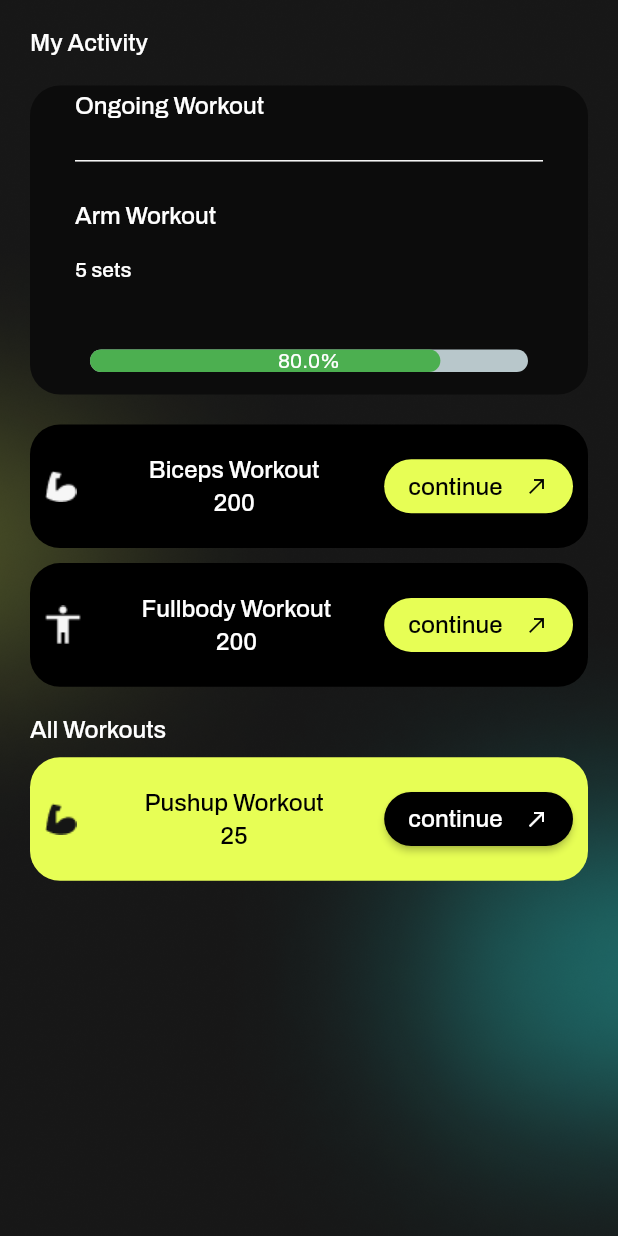
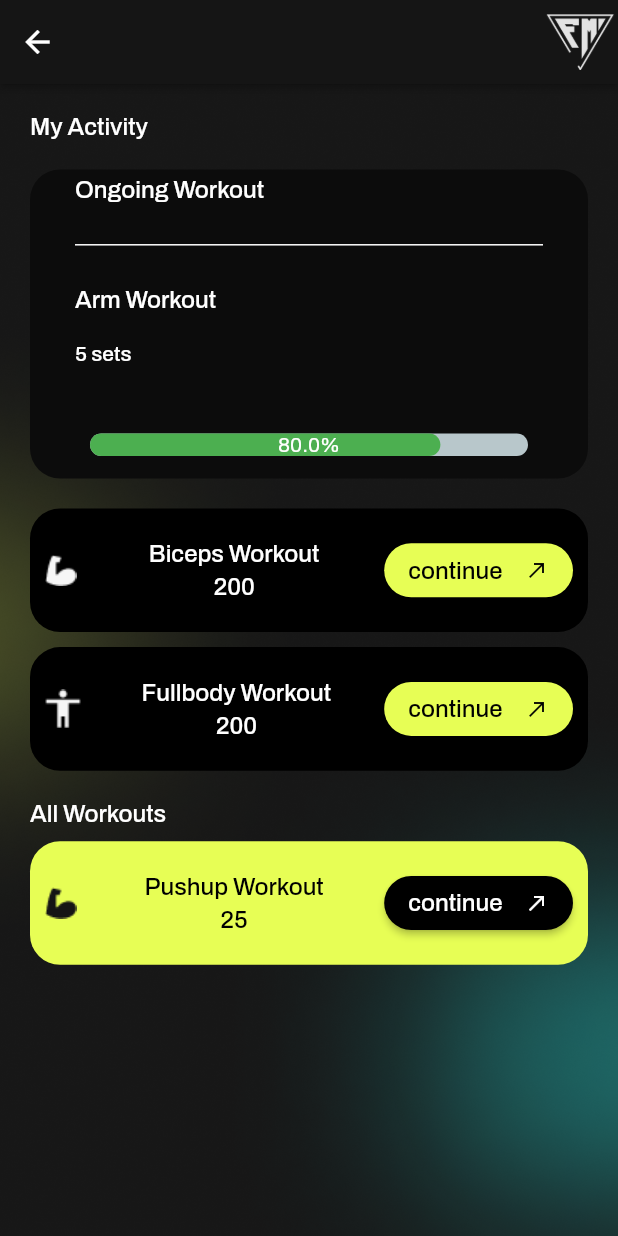
Before and after one commit to athul-rx/FitMate, a Flutter app: the Dashboard screen opened directly, scrolled down 178 dp, after a tap on "Complete Workout", on a phone screen of 412 x 824 dp. Run offline on Flutter 3.47's test engine with Material 2 defaults, Android fonts, the phone set to English and light mode, and no system bars; drawn by our look-alikes of percent_indicator; our stand-ins replace camera, charts_flutter, cloud_firestore, confetti, curved_navigation_bar, date_time_picker and 10 more; missing offline and left inert: google_ml_kit, google_mlkit_commons, google_mlkit_pose_detection, sign_button; accounts and stored records are empty.

```diff
--- a/lib/Screens/dashboard.dart
+++ b/lib/Screens/dashboard.dart
@@ -3,6 +3,7 @@ import 'dart:math';
 import 'dart:developer';
 import 'package:confetti/confetti.dart';
 import 'package:firebase_auth/firebase_auth.dart';
+import 'package:sensors_plus/sensors_plus.dart';
 import 'package:fitmate/Screens/activity.dart';
 import 'package:fitmate/Screens/profile_screen.dart';
 import 'package:fitmate/Screens/workout_page1.dart';
@@ -12,7 +13,7 @@ import 'package:glassmorphism/glassmorphism.dart';
 import 'package:cloud_firestore/cloud_firestore.dart';
 import 'package:google_fonts/google_fonts.dart';
 import 'package:percent_indicator/percent_indicator.dart';
-import 'package:sensors/sensors.dart';
+// import 'package:sensors/sensors.dart';
 import 'package:shared_preferences/shared_preferences.dart';
 
 class Dashboard extends StatefulWidget {
@@ -140,32 +141,24 @@ class _DashboardState extends State<Dashboard> {
             backgroundColor: const Color.fromARGB(255, 21, 21, 21),
             elevation: 2,
             leadingWidth: 50,
-            leading: Image.asset(
+            actions: [
+              Image.asset(
                 'assets/images/logo1.png',
                 width: 50,
                 height: 50,
               ),
-            actions: [
-              IconButton(
-                onPressed: () {
-                  Navigator.push(
-                    context,
-                    MaterialPageRoute(builder: (context) => ProfileScreen()),
-                  );
-                },
-                icon: const Icon(
-                  Icons.person,
-                  color: Colors.white,
-                ),
-              ),
             ]),
-        body: Stack(
+        body: StreamBuilder<AccelerometerEvent>(
+            stream: SensorsPlatform.instance.accelerometerEvents,
+            builder: (context, snapshot) {
+              return Stack(
                 alignment: Alignment.center,
                 children: [
                   Container(
                     width: double.infinity,
                     height: MediaQuery.of(context).size.height,
-              padding: const EdgeInsets.symmetric(horizontal: 30, vertical: 20),
+                    padding: const EdgeInsets.symmetric(
+                        horizontal: 30, vertical: 20),
                     decoration: const BoxDecoration(
                       image: DecorationImage(
                         image: AssetImage('assets/images/background.png'),
@@ -220,7 +213,6 @@ class _DashboardState extends State<Dashboard> {
                                     width: 120,
                                     child: CircularProgressIndicator(
                                       value: 0.75,
-
                                       strokeWidth: 8,
                                       backgroundColor:
                                           Color.fromARGB(255, 0, 255, 148),
@@ -230,7 +222,8 @@ class _DashboardState extends State<Dashboard> {
                                     ),
                                   ),
                                   Column(
-                              mainAxisAlignment: MainAxisAlignment.spaceEvenly,
+                                    mainAxisAlignment:
+                                        MainAxisAlignment.spaceEvenly,
                                     children: [
                                       const Icon(Icons.directions_walk,
                                           color: Colors.white),
@@ -256,11 +249,13 @@ class _DashboardState extends State<Dashboard> {
                                 ],
                               ),
                               Row(
-                          mainAxisAlignment: MainAxisAlignment.spaceBetween,
+                                mainAxisAlignment:
+                                    MainAxisAlignment.spaceBetween,
                                 children: [
                                   //for calories
                                   Row(
-                              mainAxisAlignment: MainAxisAlignment.spaceBetween,
+                                    mainAxisAlignment:
+                                        MainAxisAlignment.spaceBetween,
                                     children: [
                                       Row(
                                         children: [
@@ -274,7 +269,8 @@ class _DashboardState extends State<Dashboard> {
                                                 CrossAxisAlignment.start,
                                             children: [
                                               Text(
-                                          caloriesBurned.toStringAsFixed(2),
+                                                caloriesBurned
+                                                    .toStringAsFixed(2),
                                                 style: GoogleFonts.archivo(
                                                   color: Colors.white,
                                                   fontSize: 20,
@@ -284,8 +280,8 @@ class _DashboardState extends State<Dashboard> {
                                               Text(
                                                 "Calories ",
                                                 style: GoogleFonts.archivo(
-                                            color:
-                                                Colors.white.withOpacity(0.7),
+                                                  color: Colors.white
+                                                      .withOpacity(0.7),
                                                   fontSize: 15,
                                                   letterSpacing: 2,
                                                 ),
@@ -307,7 +303,8 @@ class _DashboardState extends State<Dashboard> {
                                   //for steps
 
                                   Row(
-                              mainAxisAlignment: MainAxisAlignment.spaceBetween,
+                                    mainAxisAlignment:
+                                        MainAxisAlignment.spaceBetween,
                                     children: [
                                       Row(
                                         children: [
@@ -331,8 +328,8 @@ class _DashboardState extends State<Dashboard> {
                                               Text(
                                                 "Daily Goal",
                                                 style: GoogleFonts.archivo(
-                                            color:
-                                                Colors.white.withOpacity(0.7),
+                                                  color: Colors.white
+                                                      .withOpacity(0.7),
                                                   fontSize: 15,
                                                   letterSpacing: 2,
                                                 ),
@@ -359,18 +356,22 @@ class _DashboardState extends State<Dashboard> {
                                 Navigator.push(
                                     context,
                                     MaterialPageRoute(
-                                  builder: (context) => const ActivityPage()));
+                                        builder: (context) =>
+                                            const ActivityPage()));
                               },
                               child: Container(
                                 width: MediaQuery.of(context).size.width / 2.5,
                                 height: MediaQuery.of(context).size.height / 4,
-                          padding: const EdgeInsets.symmetric(horizontal: 20),
+                                padding:
+                                    const EdgeInsets.symmetric(horizontal: 20),
                                 decoration: BoxDecoration(
-                            color: const Color.fromARGB(255, 231, 254, 85),
+                                  color:
+                                      const Color.fromARGB(255, 231, 254, 85),
                                   borderRadius: BorderRadius.circular(20),
                                 ),
                                 child: Column(
-                            mainAxisAlignment: MainAxisAlignment.spaceEvenly,
+                                  mainAxisAlignment:
+                                      MainAxisAlignment.spaceEvenly,
                                   children: [
                                     Text(
                                       "Daily Progress",
@@ -414,7 +415,8 @@ class _DashboardState extends State<Dashboard> {
                                         Text(
                                           "Hours",
                                           style: GoogleFonts.archivo(
-                                      color: Colors.black.withOpacity(0.7),
+                                            color:
+                                                Colors.black.withOpacity(0.7),
                                             fontSize: 15,
                                             fontWeight: FontWeight.w500,
                                             letterSpacing: 2,
@@ -429,13 +431,15 @@ class _DashboardState extends State<Dashboard> {
                             Container(
                               width: MediaQuery.of(context).size.width / 2.5,
                               height: MediaQuery.of(context).size.height / 3.5,
-                        padding: const EdgeInsets.symmetric(horizontal: 20),
+                              padding:
+                                  const EdgeInsets.symmetric(horizontal: 20),
                               decoration: BoxDecoration(
                                 color: const Color.fromARGB(255, 38, 233, 229),
                                 borderRadius: BorderRadius.circular(20),
                               ),
                               child: Column(
-                          mainAxisAlignment: MainAxisAlignment.spaceEvenly,
+                                mainAxisAlignment:
+                                    MainAxisAlignment.spaceEvenly,
                                 children: [
                                   Text(
                                     "Calories",
@@ -456,16 +460,17 @@ class _DashboardState extends State<Dashboard> {
                                         child: CircularProgressIndicator(
                                           value: 0.5,
                                           strokeWidth: 8,
-                                    backgroundColor:
-                                        const Color.fromARGB(255, 179, 172, 172)
+                                          backgroundColor: const Color.fromARGB(
+                                                  255, 179, 172, 172)
                                               .withOpacity(0.7),
                                           valueColor:
-                                        const AlwaysStoppedAnimation<Color>(
-                                            Colors.black),
+                                              const AlwaysStoppedAnimation<
+                                                  Color>(Colors.black),
                                         ),
                                       ),
                                       Column(
-                                  mainAxisAlignment: MainAxisAlignment.center,
+                                        mainAxisAlignment:
+                                            MainAxisAlignment.center,
                                         children: [
                                           const Icon(
                                             Icons.local_fire_department,
@@ -483,7 +488,8 @@ class _DashboardState extends State<Dashboard> {
                                           Text(
                                             "Cal",
                                             style: GoogleFonts.archivo(
-                                        color: Colors.black.withOpacity(0.7),
+                                              color:
+                                                  Colors.black.withOpacity(0.7),
                                               fontSize: 20,
                                               fontWeight: FontWeight.w500,
                                               letterSpacing: 2,
@@ -567,7 +573,8 @@ class _DashboardState extends State<Dashboard> {
                               children: [
                                 //ongoing workout and icon in a row
                                 Row(
-                            mainAxisAlignment: MainAxisAlignment.spaceBetween,
+                                  mainAxisAlignment:
+                                      MainAxisAlignment.spaceBetween,
                                   children: [
                                     Text(
                                       "Ongoing Workout",
@@ -605,7 +612,8 @@ class _DashboardState extends State<Dashboard> {
                                 //progress bar
 
                                 LinearPercentIndicator(
-                            width: MediaQuery.of(context).size.width / 1.5,
+                                  width:
+                                      MediaQuery.of(context).size.width / 1.5,
                                   animation: true,
                                   lineHeight: 15.0,
                                   animationDuration: 2500,
@@ -641,10 +649,11 @@ class _DashboardState extends State<Dashboard> {
                                         );
                                       },
                                       style: ElevatedButton.styleFrom(
-                                  backgroundColor:
-                                      const Color.fromARGB(255, 231, 254, 85),
+                                        backgroundColor: const Color.fromARGB(
+                                            255, 231, 254, 85),
                                         shape: RoundedRectangleBorder(
-                                    borderRadius: BorderRadius.circular(20),
+                                          borderRadius:
+                                              BorderRadius.circular(20),
                                         ),
                                       ),
                                       child: Row(
@@ -689,7 +698,8 @@ class _DashboardState extends State<Dashboard> {
                     gravity: 0.2,
                   ),
                 ],
-        )));
+              );
+            })));
   }
 
   // Fetch the calories for the current user
--- a/lib/Screens/workout_page1.dart
+++ b/lib/Screens/workout_page1.dart
@@ -1,4 +1,5 @@
 import 'package:fitmate/Components/daily_workout_conatiner.dart';
+import 'package:fitmate/Screens/profile_screen.dart';
 import 'package:flutter/material.dart';
 import 'package:google_fonts/google_fonts.dart';
 import 'package:percent_indicator/percent_indicator.dart';
@@ -14,6 +15,18 @@ class _MyWorkourtPage1State extends State<MyWorkourtPage1> {
   @override
   Widget build(BuildContext context) {
     return Scaffold(
+      appBar: AppBar(
+        backgroundColor: const Color.fromARGB(255, 21, 21, 21),
+            elevation: 2,
+            leadingWidth: 50,
+            actions: [
+              Image.asset(
+              'assets/images/logo1.png',
+              width: 50,
+              height: 50,
+            ),
+            ]
+      ),
         body: SingleChildScrollView(
       child: Container(
           width: double.infinity,
--- a/lib/main.dart
+++ b/lib/main.dart
@@ -8,6 +8,7 @@ import 'package:fitmate/Screens/home_screen.dart';
 import 'package:fitmate/Screens/login_screen.dart';
 import 'package:fitmate/Screens/nutrition.dart';
 import 'package:fitmate/Screens/pose_detector_view.dart';
+import 'package:fitmate/Screens/root.dart';
 import 'package:fitmate/Screens/signup_screen.dart';
 import 'package:flutter/material.dart';
 import 'package:google_fonts/google_fonts.dart';
@@ -42,7 +43,7 @@ class _MyAppState extends State<MyApp> {
       } else {
         log(user.uid);
         setState(() {
-          _defaultHome = Dashboard();
+          _defaultHome = RootPage();
         });
       }
     });
@@ -70,7 +71,7 @@ class _MyAppState extends State<MyApp> {
                 fontWeight: FontWeight.normal,
                 color: Colors.white),
           )),
-      home: const LoginScreen(),
+      home: RootPage(),
     );
   }
 }
--- a/pubspec.yaml
+++ b/pubspec.yaml
@@ -38,6 +38,7 @@ dependencies:
   google_fonts: ^4.0.3
   sign_button: ^2.0.3
   # intl: ^0.18.0
+  curved_navigation_bar: ^1.0.3
   charts_flutter: ^0.12.0
   fl_chart: ^0.61.0
   glassmorphism: ^3.0.0
@@ -57,6 +58,7 @@ dependencies:
   image_picker: ^0.8.7+1
   confetti:
   jwt_decoder: ^2.0.1
+  sensors_plus: ^3.0.2
 
 
 dev_dependencies:
```
Also changed, not shown: lib/Screens/root.dart (added, +77 -0 lines), pubspec.lock. Lines whose indentation alone changed are shown as unchanged.
